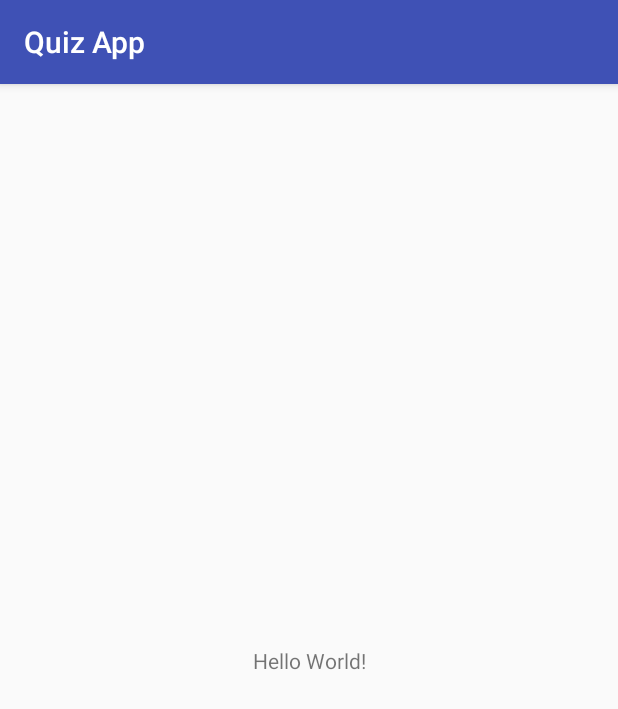
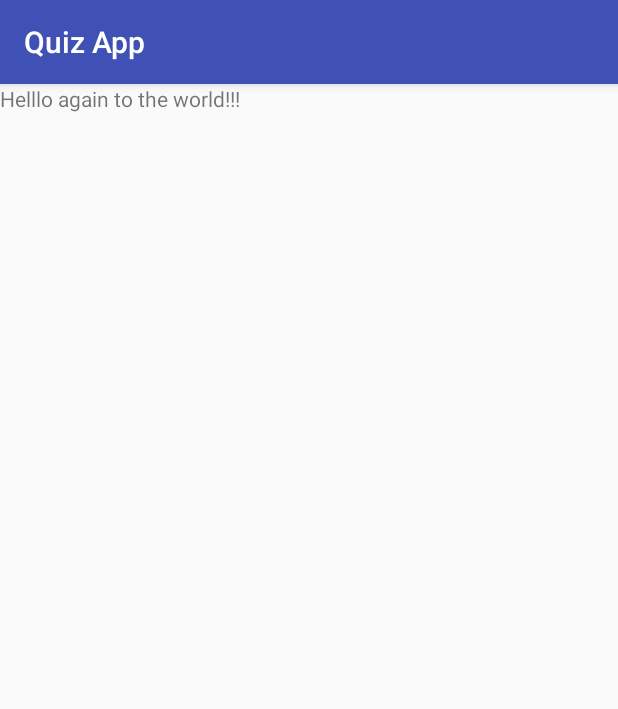
Before and after one commit to snowbeast06/QuizApp, an Android app: the screen it shows after launch (MainActivity), on a phone screen of 412 x 824 dp. Shown: the top 709 px of the screen. Run offline under Robolectric (Android 15) with nearby library versions, the phone set to English and light mode, and no system bars.

Commit message:
first edits. just added a scrollview

```diff
--- a/app/src/main/res/layout/activity_main.xml
+++ b/app/src/main/res/layout/activity_main.xml
@@ -1,18 +1,23 @@
 <?xml version="1.0" encoding="utf-8"?>
-<android.support.constraint.ConstraintLayout xmlns:android="http://schemas.android.com/apk/res/android"
+<RelativeLayout xmlns:android="http://schemas.android.com/apk/res/android"
     xmlns:app="http://schemas.android.com/apk/res-auto"
     xmlns:tools="http://schemas.android.com/tools"
     android:layout_width="match_parent"
     android:layout_height="match_parent"
     tools:context="com.example.android.quizapp.MainActivity">
 
+    <android.support.v4.widget.NestedScrollView
+        android:layout_width="match_parent"
+        android:layout_height="match_parent">
+
         <TextView
             android:layout_width="wrap_content"
             android:layout_height="wrap_content"
-        android:text="Hello World!"
+            android:text="Helllo again to the world!!!"
             app:layout_constraintBottom_toBottomOf="parent"
             app:layout_constraintLeft_toLeftOf="parent"
             app:layout_constraintRight_toRightOf="parent"
             app:layout_constraintTop_toTopOf="parent" />
 
-</android.support.constraint.ConstraintLayout>
+    </android.support.v4.widget.NestedScrollView>
+</RelativeLayout>
```
Lines whose indentation alone changed are shown as unchanged.
